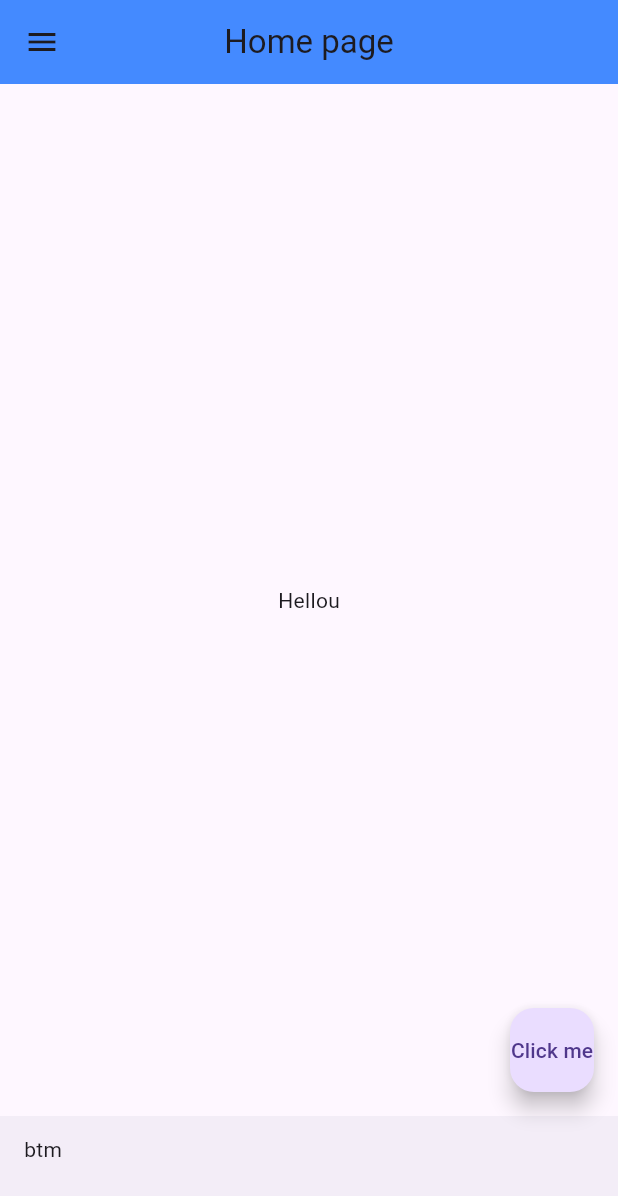
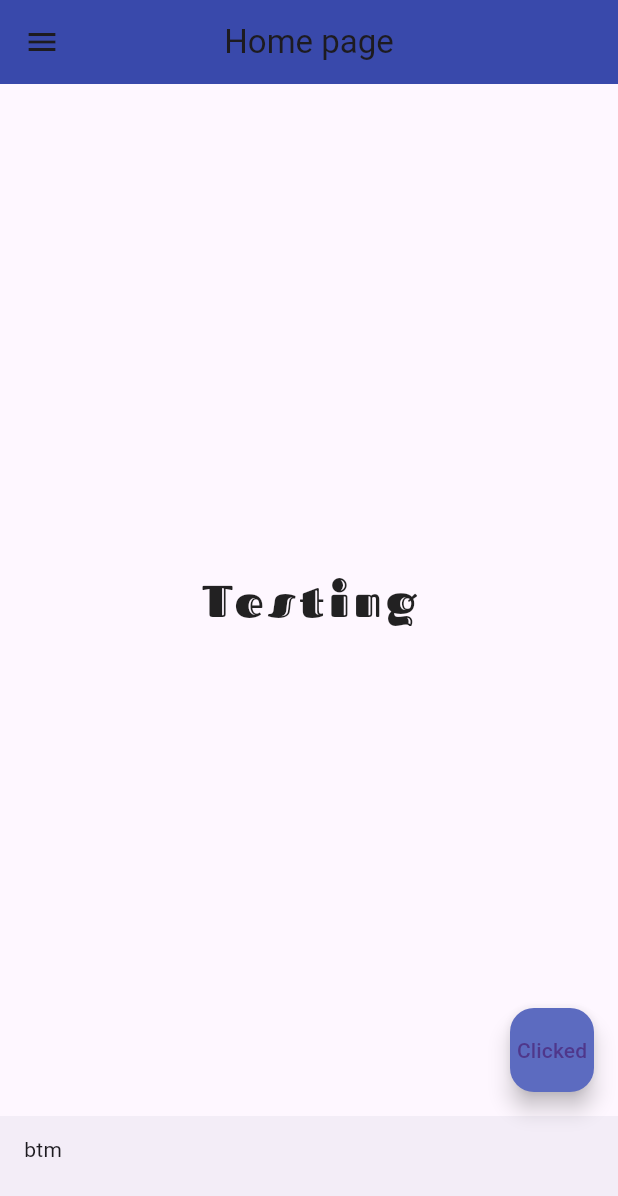
Before and after one commit to mikkeGuan/FlutterApp, a Flutter app: the screen it shows after launch, on a phone screen of 412 x 824 dp. Shown: the top 1196 px of the screen. Run offline on Flutter 3.47's test engine with Material 3 defaults, Android fonts, the phone set to English and light mode, and no system bars.

Commit message:
Fonts, Hot reload and stless widgets

```diff
--- a/lib/main.dart
+++ b/lib/main.dart
@@ -1,26 +1,47 @@
 import 'package:flutter/material.dart';
 
 void main() => runApp(MaterialApp(
-  home: Scaffold(
+  home: Home()
+));
+
+class Home extends StatelessWidget {
+  const Home({super.key});
+
+  @override
+  Widget build(BuildContext context) {
+    return Scaffold(
         appBar: AppBar(
             title: Text("Home page"),
             centerTitle: true,
-      backgroundColor: Colors.blueAccent,
+            backgroundColor: Colors.indigo[600]
         ),
         drawer: Drawer(
           child: Text("test"),
         ),
         bottomNavigationBar: BottomAppBar(
           child: Text("btm"),
+
         ),
         body: Center(
-      child: Text("Hellou"),
+          child: Text(
+            "Testing",
+            style: TextStyle(
+                fontSize: 30,
+                fontWeight: FontWeight.bold,
+                letterSpacing: 3,
+                color: Colors.black87,
+                fontFamily: 'FascinateInline'
+            ),
+          ),
         ),
         floatingActionButton: FloatingActionButton(onPressed: () {
         },
-        child: Text("Click me")
+          child: Text("Clicked"),
+          backgroundColor: Colors.indigo[400],
         )
 
-    ),
-  )
     );
+
+  }
+
+}
```
Also changed, not shown: pubspec.yaml (+7 -12 lines), fonts/FascinateInline-Regular.ttf (added). Lines whose indentation alone changed are shown as unchanged.
